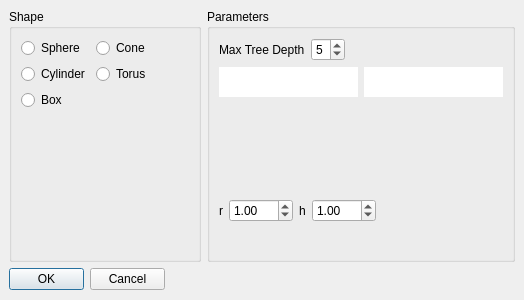
First picture: the form in ModelagemQT/octree/newoctreedialog.ui, repository RicardoBusta/Doutorado, before the edit.
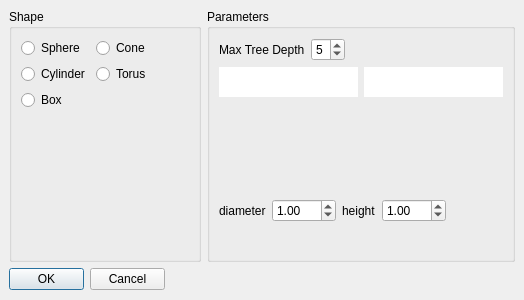
Second picture: the form after the edit. The open tabs and pages were chosen to show the change. Icons and pictures are not drawn.

```diff
--- a/ModelagemQT/octree/newoctreedialog.ui
+++ b/ModelagemQT/octree/newoctreedialog.ui
@@ -401,7 +401,7 @@
              <item>
               <widget class="QLabel" name="label_12">
                <property name="text">
-                <string>r</string>
+                <string>diameter</string>
                </property>
               </widget>
              </item>
@@ -424,7 +424,7 @@
              <item>
               <widget class="QLabel" name="label_13">
                <property name="text">
-                <string>h</string>
+                <string>height</string>
                </property>
               </widget>
              </item>
```
Left out of the diff: 6 changed lines with no effect on the pictures.
